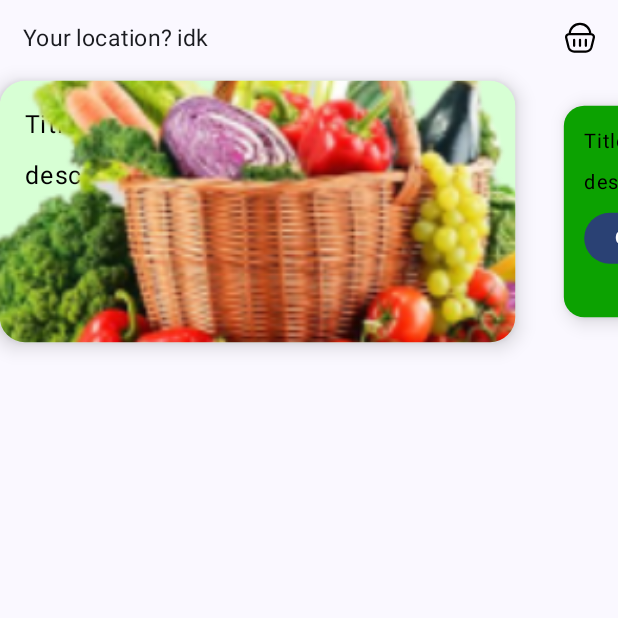
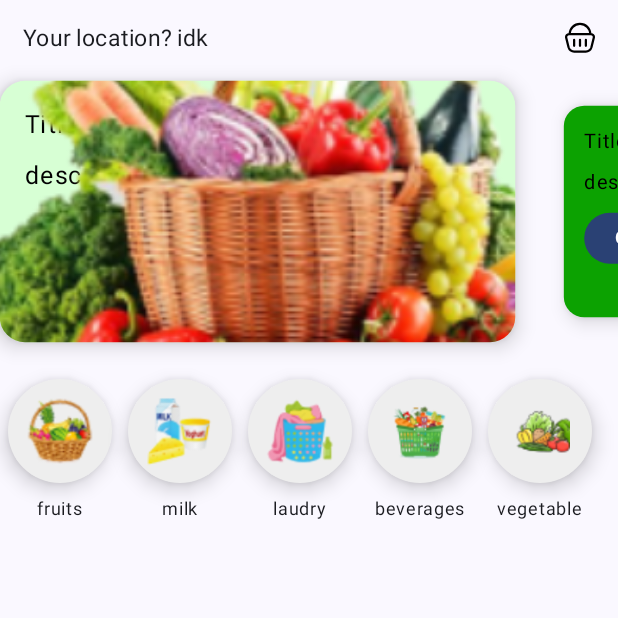
Before and after one commit to XLED-bd/Yaowosh-shop-app, an Android app built with Jetpack Compose: the screen it shows after launch (MainActivity), on a phone screen of 412 x 824 dp, the top half of it. Run offline under Robolectric (Android 15) with nearby library versions, the phone set to English and light mode, and no system bars.

Commit message:
added category

```diff
--- a/app/src/main/java/com/xled/yaowosh/MainActivity.kt
+++ b/app/src/main/java/com/xled/yaowosh/MainActivity.kt
@@ -2,6 +2,7 @@ package com.xled.yaowosh
 
 import android.annotation.SuppressLint
 import android.os.Bundle
+import android.view.View
 import android.widget.Button
 import androidx.activity.ComponentActivity
 import androidx.activity.compose.setContent
@@ -20,6 +21,7 @@ import androidx.compose.foundation.layout.width
 import androidx.compose.foundation.lazy.LazyListState
 import androidx.compose.foundation.lazy.LazyRow
 import androidx.compose.foundation.lazy.rememberLazyListState
+import androidx.compose.foundation.shape.CircleShape
 import androidx.compose.foundation.shape.RoundedCornerShape
 import androidx.compose.material3.Button
 import androidx.compose.material3.Card
@@ -45,6 +47,7 @@ import kotlinx.coroutines.CoroutineScope
 import kotlinx.coroutines.Dispatchers
 import kotlinx.coroutines.delay
 import kotlinx.coroutines.launch
+import java.util.Locale.Category
 
 class MainActivity : ComponentActivity() {
     override fun onCreate(savedInstanceState: Bundle?) {
@@ -86,7 +89,7 @@ fun Initialization(modifier: Modifier = Modifier) {
         Column(modifier = modifier.fillMaxSize()) {
             TopBar()
             Slider()
-
+            Category()
 
         }
     }
@@ -121,7 +124,6 @@ fun TopBar(){
 @Composable
 fun Slider(){
     val listState = rememberLazyListState()
-
 
     LazyRow(
         state = listState,
@@ -283,20 +285,157 @@ fun Slider(){
     }
 }
 
+@Composable
+fun Category(){
 
-@Composable
-fun calculateScale(listState: LazyListState, index: Int): Float {
-    val firstVisibleItem = listState.firstVisibleItemIndex
-    val firstVisibleOffset = listState.firstVisibleItemScrollOffset
+    var color = Color(0xFFEEEEEE)
+    if (isSystemInDarkTheme()){
+        color = Color(0xFF555555)
+    }
 
-    return if (firstVisibleItem == index) {
-        lerp(0.85f, 1.05f, 1 - (firstVisibleOffset / 300f).coerceIn(0f, 1f))
-    } else if (firstVisibleItem + 1 == index){
-        lerp(1.05f, 0.85f, 1 - (firstVisibleOffset / 300f).coerceIn(0f, 1f))
-    } else{
-        0.85f
+
+    LazyRow(
+        modifier = Modifier.fillMaxWidth()
+            .padding(top = 15.dp)
+    ){
+        item {
+            Column {
+                Card(
+                    Modifier
+                        .width(80.dp)
+                        .height(80.dp)
+                        .padding(5.dp),
+                        RoundedCornerShape(50.dp), CardDefaults.cardColors(
+                        containerColor = color,
+                    ), CardDefaults.cardElevation(8.dp)
+                ){
+                    Image(
+                        painter = painterResource(R.drawable.category_fruits),
+                        contentDescription = "category_fruits",
+                        modifier = Modifier.padding(10.dp)
+                            .height(70.dp)
+                            .width(70.dp)
+                    )
+
+                }
+                Text(text = "fruits",
+                    modifier = Modifier.align(Alignment.CenterHorizontally),
+                    fontSize = 12.sp
+                )
+
+            }
+        }
+
+        item {
+            Column {
+                Card(
+                    Modifier
+                        .width(80.dp)
+                        .height(80.dp)
+                        .padding(5.dp),
+                    RoundedCornerShape(50.dp), CardDefaults.cardColors(
+                        containerColor = color,
+                    ), CardDefaults.cardElevation(8.dp)
+                ){
+                    Image(
+                        painter = painterResource(R.drawable.category_milk),
+                        contentDescription = "category_milk",
+                        modifier = Modifier.padding(10.dp)
+                            .height(70.dp)
+                            .width(70.dp)
+                    )
+
+                }
+                Text(text = "milk",
+                    modifier = Modifier.align(Alignment.CenterHorizontally),
+                    fontSize = 12.sp
+                )
+            }
+        }
+
+        item {
+            Column {
+                Card(
+                    Modifier
+                        .width(80.dp)
+                        .height(80.dp)
+                        .padding(5.dp),
+                    RoundedCornerShape(50.dp), CardDefaults.cardColors(
+                        containerColor = color,
+                    ), CardDefaults.cardElevation(8.dp)
+                ){
+                    Image(
+                        painter = painterResource(R.drawable.category_laudry),
+                        contentDescription = "category_laudry",
+                        modifier = Modifier.padding(10.dp)
+                            .height(70.dp)
+                            .width(70.dp)
+                    )
+
+                }
+                Text(text = "laudry",
+                    modifier = Modifier.align(Alignment.CenterHorizontally),
+                    fontSize = 12.sp
+                )
+            }
+        }
+
+        item {
+            Column {
+                Card(
+                    Modifier
+                        .width(80.dp)
+                        .height(80.dp)
+                        .padding(5.dp),
+                    RoundedCornerShape(50.dp), CardDefaults.cardColors(
+                        containerColor = color,
+                    ), CardDefaults.cardElevation(8.dp)
+                ){
+                    Image(
+                        painter = painterResource(R.drawable.category_beverages),
+                        contentDescription = "category_beverages",
+                        modifier = Modifier.padding(10.dp)
+                            .height(70.dp)
+                            .width(70.dp)
+                    )
+
+                }
+                Text(text = "beverages",
+                    modifier = Modifier.align(Alignment.CenterHorizontally),
+                    fontSize = 12.sp
+                )
+            }
+        }
+
+        item {
+            Column {
+                Card(
+                    Modifier
+                        .width(80.dp)
+                        .height(80.dp)
+                        .padding(5.dp),
+                    RoundedCornerShape(50.dp), CardDefaults.cardColors(
+                        containerColor = color,
+                    ), CardDefaults.cardElevation(8.dp)
+                ){
+                    Image(
+                        painter = painterResource(R.drawable.category_vegetable),
+                        contentDescription = "category_vegetable",
+                        modifier = Modifier.padding(10.dp)
+                            .height(70.dp)
+                            .width(70.dp)
+                    )
+
+                }
+                Text(text = "vegetable",
+                    modifier = Modifier.align(Alignment.CenterHorizontally),
+                    fontSize = 12.sp
+                )
+            }
+        }
     }
 }
+
 
 @Preview(showBackground = true)
 @Composable
--- /dev/null
+++ b/app/src/main/java/com/xled/yaowosh/calculateScale.kt
@@ -0,0 +1,22 @@
+package com.xled.yaowosh
+
+import android.annotation.SuppressLint
+import androidx.compose.foundation.lazy.LazyListState
+import androidx.compose.runtime.Composable
+import androidx.compose.ui.unit.fontscaling.MathUtils.lerp
+
+
+@SuppressLint("RestrictedApi")
+@Composable
+fun calculateScale(listState: LazyListState, index: Int): Float {
+    val firstVisibleItem = listState.firstVisibleItemIndex
+    val firstVisibleOffset = listState.firstVisibleItemScrollOffset
+
+    return if (firstVisibleItem == index) {
+        lerp(0.85f, 1.05f, 1 - (firstVisibleOffset / 300f).coerceIn(0f, 1f))
+    } else if (firstVisibleItem + 1 == index){
+        lerp(1.05f, 0.85f, 1 - (firstVisibleOffset / 300f).coerceIn(0f, 1f))
+    } else{
+        0.85f
+    }
+}
```
Also changed, not shown: app/src/main/res/drawable/category_beverages.png (added), app/src/main/res/drawable/category_fruits.png (added), app/src/main/res/drawable/category_laudry.png (added), app/src/main/res/drawable/category_milk.png (added), app/src/main/res/drawable/category_vegetable.png (added).
